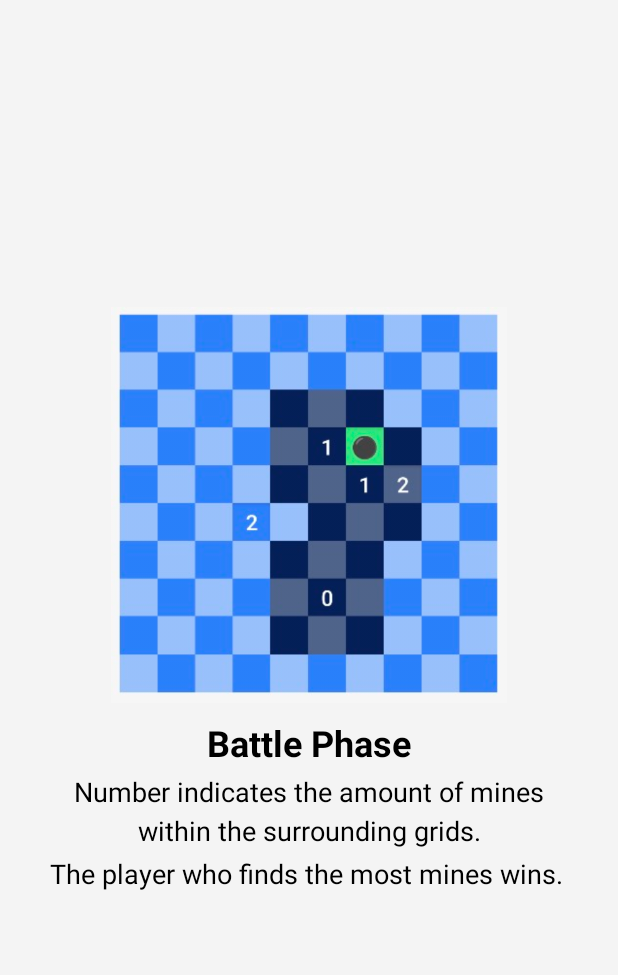
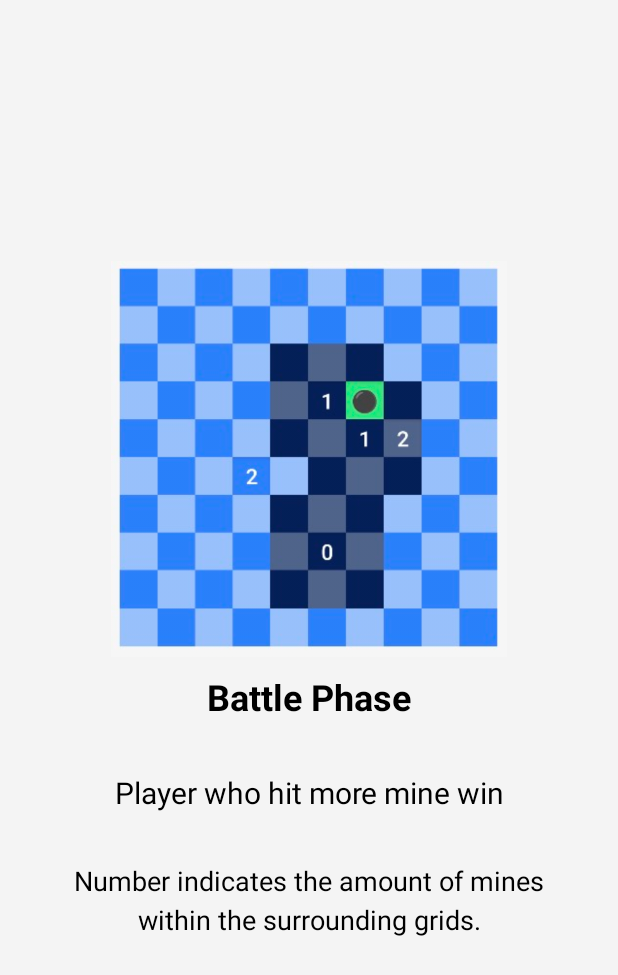
Before and after one commit to CS5520Summer2024Feinberg/final-project-finalproject-group11, an Android app: the layout tutorial_slide_5.xml on its own in the app's theme, with its tools: preview values and no code run, on a phone screen of 412 x 824 dp. Shown: the top 975 px of the screen. Run offline under Robolectric (Android 15) with nearby library versions, the phone set to English and light mode, and no system bars.

Commit message:
fix a small bug

```diff
--- a/app/src/main/java/edu/northeastern/finalprojectgroup11/BattleActivity.java
+++ b/app/src/main/java/edu/northeastern/finalprojectgroup11/BattleActivity.java
@@ -694,7 +694,7 @@ public class BattleActivity extends AppCompatActivity {
 
     // Round timer
     private void setRoundTimer() {        // Initialize the countdown timer for 10 seconds
-        countDownTimer = new CountDownTimer(10000, 1000) {
+        countDownTimer = new CountDownTimer(15300, 1000) {
 
             int clockIndex = 0;
 
--- a/app/src/main/res/layout/tutorial_slide_5.xml
+++ b/app/src/main/res/layout/tutorial_slide_5.xml
@@ -17,6 +17,7 @@
         android:layout_width="match_parent"
         android:layout_height="wrap_content"
         android:text="Battle Phase"
+        android:layout_marginBottom="30dp"
         android:textSize="24sp"
         android:textColor="@android:color/black"
         android:gravity="center"
@@ -27,8 +28,8 @@
     <TextView
         android:layout_width="match_parent"
         android:layout_height="wrap_content"
-        android:text="Number indicates the amount of mines within the surrounding grids."
-        android:textSize="18sp"
+        android:text="Player who hit more mine win\n"
+        android:textSize="20sp"
         android:textColor="@android:color/black"
         android:gravity="center"
         android:paddingTop="4dp"
@@ -40,10 +41,10 @@
         android:layout_height="wrap_content"
         android:gravity="center"
         android:lineSpacingMultiplier="1.2"
-        android:paddingHorizontal="16dp"
+        android:paddingHorizontal="20dp"
         android:paddingTop="4dp"
         android:paddingBottom="24dp"
-        android:text="The player who finds the most mines wins. "
+        android:text="Number indicates the amount of mines within the surrounding grids."
         android:textColor="@android:color/black"
         android:textSize="18sp" />
 
```
Also changed, not shown: app/src/main/java/edu/northeastern/finalprojectgroup11/DeployActivity.java (+10 -4 lines), app/src/main/res/drawable/tutorial_step_3.png (added).
